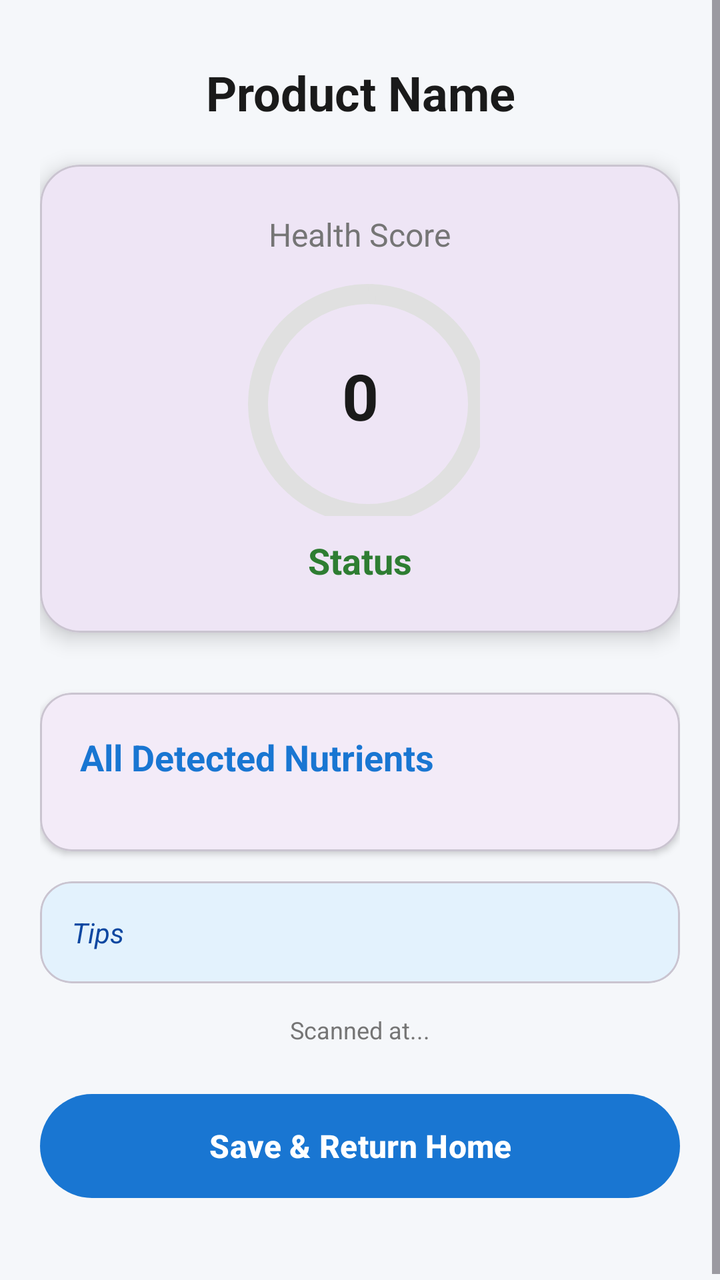
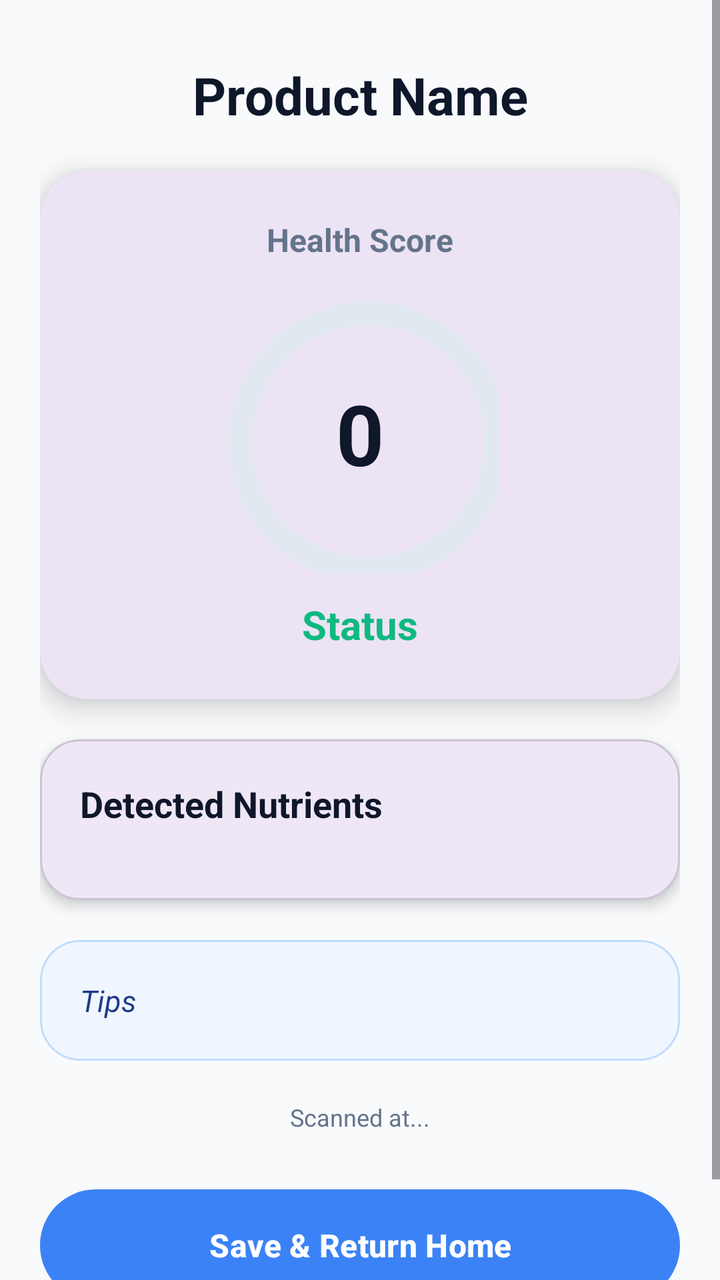

The first picture is an Android layout as it rendered before a commit; the second is the same layout after the commit. The layout source and the unified diff follow.
<!-- AndroidManifest.xml: application theme Theme.NutriScan -->
<!-- res/layout/activity_result.xml -->
<?xml version="1.0" encoding="utf-8"?>
<ScrollView xmlns:android="http://schemas.android.com/apk/res/android"
    xmlns:app="http://schemas.android.com/apk/res-auto"
    android:layout_width="match_parent"
    android:layout_height="match_parent"
    android:background="#F5F7FA"
    android:fillViewport="true">

    <LinearLayout
        android:layout_width="match_parent"
        android:layout_height="wrap_content"
        android:orientation="vertical"
        android:padding="20dp">

        <TextView
            android:id="@+id/textViewFoodName"
            android:layout_width="match_parent"
            android:layout_height="wrap_content"
            android:layout_marginTop="10dp"
            android:text="Product Name"
            android:textColor="@color/text_dark"
            android:textSize="24sp"
            android:textStyle="bold"
            android:gravity="center" />

        <com.google.android.material.card.MaterialCardView
            android:layout_width="match_parent"
            android:layout_height="wrap_content"
            android:layout_marginTop="20dp"
            app:cardCornerRadius="20dp"
            app:cardElevation="6dp">

            <LinearLayout
                android:layout_width="match_parent"
                android:layout_height="wrap_content"
                android:orientation="vertical"
                android:padding="24dp"
                android:gravity="center">

                <TextView
                    android:layout_width="wrap_content"
                    android:layout_height="wrap_content"
                    android:text="Health Score"
                    android:textColor="@color/text_light"
                    android:textSize="16sp" />

                <FrameLayout
                    android:layout_width="120dp"
                    android:layout_height="120dp"
                    android:layout_marginTop="10dp">

                    <com.google.android.material.progressindicator.CircularProgressIndicator
                        android:id="@+id/healthProgress"
                        android:layout_width="match_parent"
                        android:layout_height="match_parent"
                        android:indeterminate="false"
                        android:max="100"
                        app:indicatorColor="@color/primary_green"
                        app:indicatorSize="120dp"
                        app:trackColor="#E0E0E0"
                        app:trackThickness="10dp" />

                    <TextView
                        android:id="@+id/textViewScore"
                        android:layout_width="match_parent"
                        android:layout_height="match_parent"
                        android:gravity="center"
                        android:text="0"
                        android:textColor="@color/text_dark"
                        android:textSize="32sp"
                        android:textStyle="bold" />
                </FrameLayout>

                <TextView
                    android:id="@+id/textViewHealthStatus"
                    android:layout_width="wrap_content"
                    android:layout_height="wrap_content"
                    android:layout_marginTop="10dp"
                    android:text="Status"
                    android:textColor="@color/primary_green"
                    android:textSize="18sp"
                    android:textStyle="bold" />
            </LinearLayout>
        </com.google.android.material.card.MaterialCardView>

        <com.google.android.material.chip.ChipGroup
            android:id="@+id/chipGroupTags"
            android:layout_width="match_parent"
            android:layout_height="wrap_content"
            android:layout_marginTop="15dp"
            app:chipSpacingHorizontal="8dp" />

        <com.google.android.material.card.MaterialCardView
            android:layout_width="match_parent"
            android:layout_height="wrap_content"
            android:layout_marginTop="15dp"
            app:cardCornerRadius="16dp"
            app:cardElevation="2dp">

            <LinearLayout
                android:layout_width="match_parent"
                android:layout_height="wrap_content"
                android:orientation="vertical"
                android:padding="20dp">

                <TextView
                    android:layout_width="wrap_content"
                    android:layout_height="wrap_content"
                    android:text="All Detected Nutrients"
                    android:textColor="@color/primary_blue"
                    android:textSize="18sp"
                    android:textStyle="bold"
                    android:layout_marginBottom="15dp" />

                <LinearLayout
                    android:id="@+id/nutritionContainer"
                    android:layout_width="match_parent"
                    android:layout_height="wrap_content"
                    android:orientation="vertical" />
            </LinearLayout>
        </com.google.android.material.card.MaterialCardView>

        <com.google.android.material.card.MaterialCardView
            android:id="@+id/cardIngredients"
            android:layout_width="match_parent"
            android:layout_height="wrap_content"
            android:layout_marginTop="15dp"
            app:cardCornerRadius="16dp"
            app:cardElevation="2dp"
            android:visibility="gone">

            <LinearLayout
                android:layout_width="match_parent"
                android:layout_height="wrap_content"
                android:orientation="vertical"
                android:padding="20dp">

                <TextView
                    android:layout_width="wrap_content"
                    android:layout_height="wrap_content"
                    android:text="Ingredients"
                    android:textColor="@color/primary_blue"
                    android:textSize="18sp"
                    android:textStyle="bold"
                    android:layout_marginBottom="10dp" />

                <TextView
                    android:id="@+id/textViewIngredients"
                    android:layout_width="match_parent"
                    android:layout_height="wrap_content"
                    android:textColor="#555555"
                    android:textSize="14sp"
                    android:lineSpacingExtra="4dp" />
            </LinearLayout>
        </com.google.android.material.card.MaterialCardView>

        <com.google.android.material.card.MaterialCardView
            android:layout_width="match_parent"
            android:layout_height="wrap_content"
            android:layout_marginTop="15dp"
            app:cardBackgroundColor="#E3F2FD"
            app:cardCornerRadius="16dp"
            app:cardElevation="0dp">
            <TextView
                android:id="@+id/textViewTips"
                android:layout_width="match_parent"
                android:layout_height="wrap_content"
                android:padding="16dp"
                android:text="Tips"
                android:textColor="#0D47A1"
                android:textSize="14sp"
                android:textStyle="italic" />
        </com.google.android.material.card.MaterialCardView>

        <TextView
            android:id="@+id/textViewLocationDate"
            android:layout_width="match_parent"
            android:layout_height="wrap_content"
            android:layout_marginTop="15dp"
            android:text="Scanned at..."
            android:textColor="@color/text_light"
            android:textSize="12sp"
            android:gravity="center" />

        <com.google.android.material.button.MaterialButton
            android:id="@+id/buttonBack"
            android:layout_width="match_parent"
            android:layout_height="60dp"
            android:layout_marginTop="20dp"
            android:layout_marginBottom="20dp"
            android:text="Save &amp; Return Home"
            android:textSize="16sp"
            android:textStyle="bold"
            app:backgroundTint="@color/primary_blue"
            app:cornerRadius="30dp" />

    </LinearLayout>
</ScrollView>
<!-- resources referenced by this layout -->
<resources>
  <color name="primary_blue">#1976D2</color>
  <color name="primary_green">#2E7D32</color>
  <color name="text_dark">#1A1A1A</color>
  <color name="text_light">#757575</color>
  <style name="Theme.NutriScan" parent="Base.Theme.NutriScan" />
  <style name="Base.Theme.NutriScan" parent="Theme.Material3.DayNight.NoActionBar">
          
          
      </style>
</resources>

<!-- the commit's change to res/layout/activity_result.xml (unified diff, before → after) -->
@@ -3,7 +3,7 @@
     xmlns:app="http://schemas.android.com/apk/res-auto"
     android:layout_width="match_parent"
     android:layout_height="match_parent"
-    android:background="#F5F7FA"
+    android:background="@color/bg_light"
     android:fillViewport="true">
 
     <LinearLayout
@@ -19,36 +19,35 @@
             android:layout_marginTop="10dp"
             android:text="Product Name"
             android:textColor="@color/text_dark"
-            android:textSize="24sp"
+            android:textSize="26sp"
             android:textStyle="bold"
             android:gravity="center" />
 
+        
         <com.google.android.material.card.MaterialCardView
             android:layout_width="match_parent"
             android:layout_height="wrap_content"
             android:layout_marginTop="20dp"
-            app:cardCornerRadius="20dp"
-            app:cardElevation="6dp">
-
+            app:cardCornerRadius="24dp"
+            app:cardElevation="8dp"
+            app:strokeWidth="0dp">
             <LinearLayout
                 android:layout_width="match_parent"
                 android:layout_height="wrap_content"
                 android:orientation="vertical"
                 android:padding="24dp"
                 android:gravity="center">
-
                 <TextView
                     android:layout_width="wrap_content"
                     android:layout_height="wrap_content"
                     android:text="Health Score"
                     android:textColor="@color/text_light"
-                    android:textSize="16sp" />
-
+                    android:textSize="16sp"
+                    android:textStyle="bold"/>
                 <FrameLayout
-                    android:layout_width="120dp"
-                    android:layout_height="120dp"
-                    android:layout_marginTop="10dp">
-
+                    android:layout_width="140dp"
+                    android:layout_height="140dp"
+                    android:layout_marginTop="16dp">
                     <com.google.android.material.progressindicator.CircularProgressIndicator
                         android:id="@+id/healthProgress"
                         android:layout_width="match_parent"
@@ -56,10 +55,9 @@
                         android:indeterminate="false"
                         android:max="100"
                         app:indicatorColor="@color/primary_green"
-                        app:indicatorSize="120dp"
-                        app:trackColor="#E0E0E0"
-                        app:trackThickness="10dp" />
-
+                        app:indicatorSize="140dp"
+                        app:trackColor="#E2E8F0"
+                        app:trackThickness="12dp" />
                     <TextView
                         android:id="@+id/textViewScore"
                         android:layout_width="match_parent"
@@ -67,51 +65,41 @@
                         android:gravity="center"
                         android:text="0"
                         android:textColor="@color/text_dark"
-                        android:textSize="32sp"
+                        android:textSize="42sp"
                         android:textStyle="bold" />
                 </FrameLayout>
-
                 <TextView
                     android:id="@+id/textViewHealthStatus"
                     android:layout_width="wrap_content"
                     android:layout_height="wrap_content"
-                    android:layout_marginTop="10dp"
+                    android:layout_marginTop="12dp"
                     android:text="Status"
                     android:textColor="@color/primary_green"
-                    android:textSize="18sp"
+                    android:textSize="20sp"
                     android:textStyle="bold" />
             </LinearLayout>
         </com.google.android.material.card.MaterialCardView>
 
-        <com.google.android.material.chip.ChipGroup
-            android:id="@+id/chipGroupTags"
-            android:layout_width="match_parent"
-            android:layout_height="wrap_content"
-            android:layout_marginTop="15dp"
-            app:chipSpacingHorizontal="8dp" />
-
+        
         <com.google.android.material.card.MaterialCardView
             android:layout_width="match_parent"
             android:layout_height="wrap_content"
-            android:layout_marginTop="15dp"
-            app:cardCornerRadius="16dp"
-            app:cardElevation="2dp">
-
+            android:layout_marginTop="20dp"
+            app:cardCornerRadius="20dp"
+            app:cardElevation="4dp">
             <LinearLayout
                 android:layout_width="match_parent"
                 android:layout_height="wrap_content"
                 android:orientation="vertical"
                 android:padding="20dp">
-
                 <TextView
                     android:layout_width="wrap_content"
                     android:layout_height="wrap_content"
-                    android:text="All Detected Nutrients"
-                    android:textColor="@color/primary_blue"
+                    android:text="Detected Nutrients"
+                    android:textColor="@color/text_dark"
                     android:textSize="18sp"
                     android:textStyle="bold"
-                    android:layout_marginBottom="15dp" />
-
+                    android:layout_marginBottom="16dp" />
                 <LinearLayout
                     android:id="@+id/nutritionContainer"
                     android:layout_width="match_parent"
@@ -120,55 +108,25 @@
             </LinearLayout>
         </com.google.android.material.card.MaterialCardView>
 
-        <com.google.android.material.card.MaterialCardView
-            android:id="@+id/cardIngredients"
-            android:layout_width="match_parent"
-            android:layout_height="wrap_content"
-            android:layout_marginTop="15dp"
-            app:cardCornerRadius="16dp"
-            app:cardElevation="2dp"
-            android:visibility="gone">
-
-            <LinearLayout
-                android:layout_width="match_parent"
-                android:layout_height="wrap_content"
-                android:orientation="vertical"
-                android:padding="20dp">
-
-                <TextView
-                    android:layout_width="wrap_content"
-                    android:layout_height="wrap_content"
-                    android:text="Ingredients"
-                    android:textColor="@color/primary_blue"
-                    android:textSize="18sp"
-                    android:textStyle="bold"
-                    android:layout_marginBottom="10dp" />
-
-                <TextView
-                    android:id="@+id/textViewIngredients"
-                    android:layout_width="match_parent"
-                    android:layout_height="wrap_content"
-                    android:textColor="#555555"
-                    android:textSize="14sp"
-                    android:lineSpacingExtra="4dp" />
-            </LinearLayout>
-        </com.google.android.material.card.MaterialCardView>
-
+        
         <com.google.android.material.card.MaterialCardView
             android:layout_width="match_parent"
             android:layout_height="wrap_content"
-            android:layout_marginTop="15dp"
-            app:cardBackgroundColor="#E3F2FD"
-            app:cardCornerRadius="16dp"
-            app:cardElevation="0dp">
+            android:layout_marginTop="20dp"
+            app:cardBackgroundColor="#EFF6FF"
+            app:cardCornerRadius="20dp"
+            app:cardElevation="0dp"
+            app:strokeColor="#BFDBFE"
+            app:strokeWidth="1dp">
             <TextView
                 android:id="@+id/textViewTips"
                 android:layout_width="match_parent"
                 android:layout_height="wrap_content"
-                android:padding="16dp"
+                android:padding="20dp"
                 android:text="Tips"
-                android:textColor="#0D47A1"
-                android:textSize="14sp"
+                android:textColor="#1E3A8A"
+                android:textSize="15sp"
+                android:lineSpacingExtra="4dp"
                 android:textStyle="italic" />
         </com.google.android.material.card.MaterialCardView>
 
@@ -176,7 +134,7 @@
             android:id="@+id/textViewLocationDate"
             android:layout_width="match_parent"
             android:layout_height="wrap_content"
-            android:layout_marginTop="15dp"
+            android:layout_marginTop="20dp"
             android:text="Scanned at..."
             android:textColor="@color/text_light"
             android:textSize="12sp"
@@ -185,14 +143,13 @@
         <com.google.android.material.button.MaterialButton
             android:id="@+id/buttonBack"
             android:layout_width="match_parent"
-            android:layout_height="60dp"
-            android:layout_marginTop="20dp"
+            android:layout_height="64dp"
+            android:layout_marginTop="24dp"
             android:layout_marginBottom="20dp"
             android:text="Save &amp; Return Home"
             android:textSize="16sp"
             android:textStyle="bold"
             app:backgroundTint="@color/primary_blue"
-            app:cornerRadius="30dp" />
-
+            app:cornerRadius="32dp" />
     </LinearLayout>
 </ScrollView>
<!-- resource entries referenced after the edit -->
@@ -1,9 +1,10 @@
 <!-- resources referenced by this layout -->
 <resources>
-  <color name="primary_blue">#1976D2</color>
-  <color name="primary_green">#2E7D32</color>
-  <color name="text_dark">#1A1A1A</color>
-  <color name="text_light">#757575</color>
+  <color name="bg_light">#F8FAFC</color>
+  <color name="primary_blue">#3B82F6</color>
+  <color name="primary_green">#10B981</color>
+  <color name="text_dark">#0F172A</color>
+  <color name="text_light">#64748B</color>
   <style name="Theme.NutriScan" parent="Base.Theme.NutriScan" />
   <style name="Base.Theme.NutriScan" parent="Theme.Material3.DayNight.NoActionBar">
           
